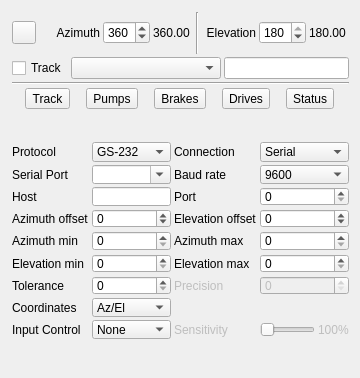
The window that plugins/feature/gs232controller/gs232controllergui.ui (f4exb/sdrangel) describes before a commit, drawn with Qt 5.
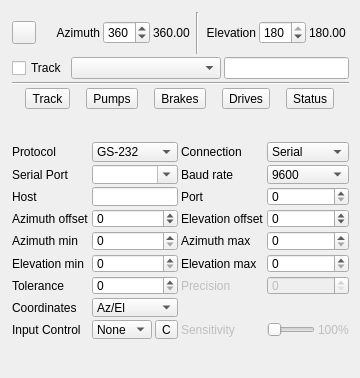
The same window after the commit. Icons and pictures are not drawn. Custom widgets are drawn as their Qt base class.

```diff
--- a/plugins/feature/gs232controller/gs232controllergui.ui
+++ b/plugins/feature/gs232controller/gs232controllergui.ui
@@ -337,18 +337,6 @@
         </property>
        </widget>
       </item>
-      <item row="8" column="1">
-       <widget class="QComboBox" name="inputController">
-        <property name="toolTip">
-         <string>Gamepad / joystick to use</string>
-        </property>
-        <item>
-         <property name="text">
-          <string>None</string>
-         </property>
-        </item>
-       </widget>
-      </item>
       <item row="4" column="1">
        <widget class="QSpinBox" name="azimuthMin">
         <property name="maximum">
@@ -742,6 +730,32 @@
         </item>
        </layout>
       </item>
+      <item row="8" column="1">
+       <layout class="QHBoxLayout" name="horizontalLayout_2">
+        <item>
+         <widget class="QComboBox" name="inputController">
+          <property name="toolTip">
+           <string>Gamepad / joystick to use</string>
+          </property>
+          <item>
+           <property name="text">
+            <string>None</string>
+           </property>
+          </item>
+         </widget>
+        </item>
+        <item>
+         <widget class="QToolButton" name="inputConfigure">
+          <property name="toolTip">
+           <string>Configure input</string>
+          </property>
+          <property name="text">
+           <string>C</string>
+          </property>
+         </widget>
+        </item>
+       </layout>
+      </item>
      </layout>
     </item>
    </layout>
```
